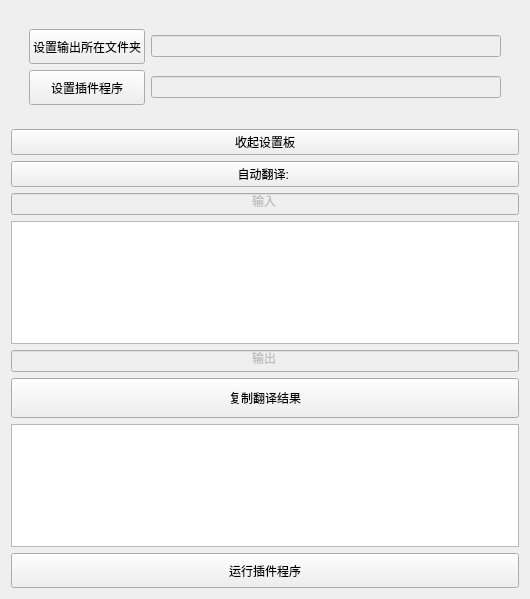
First picture: the form in Ui/Plugins/Translations/ccpdf_translationwidget.ui, repository Charliechen114514/CCPDF_View, before the edit.
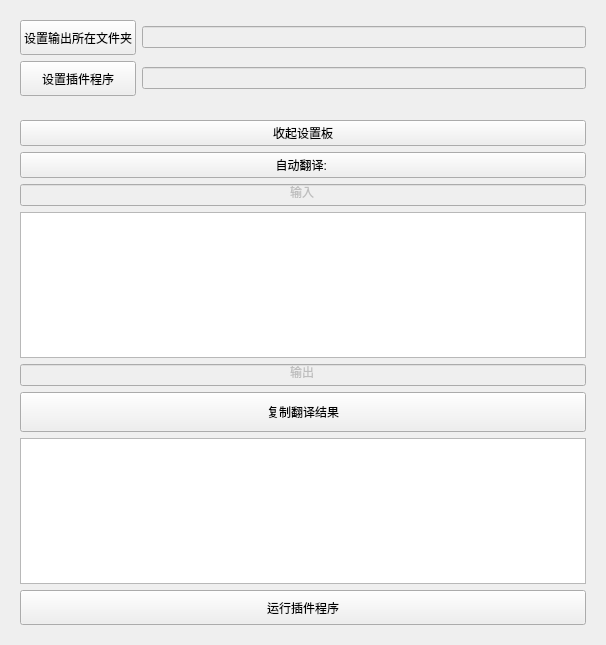
Second picture: the form after the edit.

Diff of the .ui file:
```diff
--- a/Ui/Plugins/Translations/ccpdf_translationwidget.ui
+++ b/Ui/Plugins/Translations/ccpdf_translationwidget.ui
@@ -6,8 +6,8 @@
    <rect>
     <x>0</x>
     <y>0</y>
-    <width>530</width>
-    <height>599</height>
+    <width>606</width>
+    <height>645</height>
    </rect>
   </property>
   <property name="windowTitle">
@@ -16,10 +16,20 @@
   <layout class="QVBoxLayout" name="verticalLayout_2">
    <item>
     <widget class="QWidget" name="widget_settings" native="true">
-     <layout class="QVBoxLayout" name="verticalLayout">
-      <item>
-       <widget class="QWidget" name="widget_settings_inners" native="true">
         <layout class="QGridLayout" name="gridLayout">
+      <item row="3" column="0">
+       <widget class="QPushButton" name="btn_set_exe">
+        <property name="minimumSize">
+         <size>
+          <width>0</width>
+          <height>35</height>
+         </size>
+        </property>
+        <property name="text">
+         <string>设置插件程序</string>
+        </property>
+       </widget>
+      </item>
          <item row="0" column="0">
           <widget class="QPushButton" name="btn_set_output_read">
            <property name="minimumSize">
@@ -33,19 +43,6 @@
            </property>
           </widget>
          </item>
-         <item row="1" column="0">
-          <widget class="QPushButton" name="btn_set_exe">
-           <property name="minimumSize">
-            <size>
-             <width>0</width>
-             <height>35</height>
-            </size>
-           </property>
-           <property name="text">
-            <string>设置插件程序</string>
-           </property>
-          </widget>
-         </item>
          <item row="0" column="1">
           <widget class="QLineEdit" name="output_linedit">
            <property name="enabled">
@@ -53,7 +50,7 @@
            </property>
           </widget>
          </item>
-         <item row="1" column="1">
+      <item row="3" column="1">
           <widget class="QLineEdit" name="plugin_exe_edit">
            <property name="enabled">
             <bool>false</bool>
@@ -63,9 +60,9 @@
         </layout>
        </widget>
       </item>
-     </layout>
-    </widget>
-   </item>
+   <item>
+    <widget class="QWidget" name="widget_display" native="true">
+     <layout class="QVBoxLayout" name="verticalLayout">
    <item>
     <widget class="QPushButton" name="btn_setSettingsVisible">
      <property name="text">
@@ -142,6 +139,9 @@
      <property name="text">
       <string>运行插件程序</string>
      </property>
+       </widget>
+      </item>
+     </layout>
     </widget>
    </item>
   </layout>
```
Lines whose indentation alone changed are shown as unchanged.
